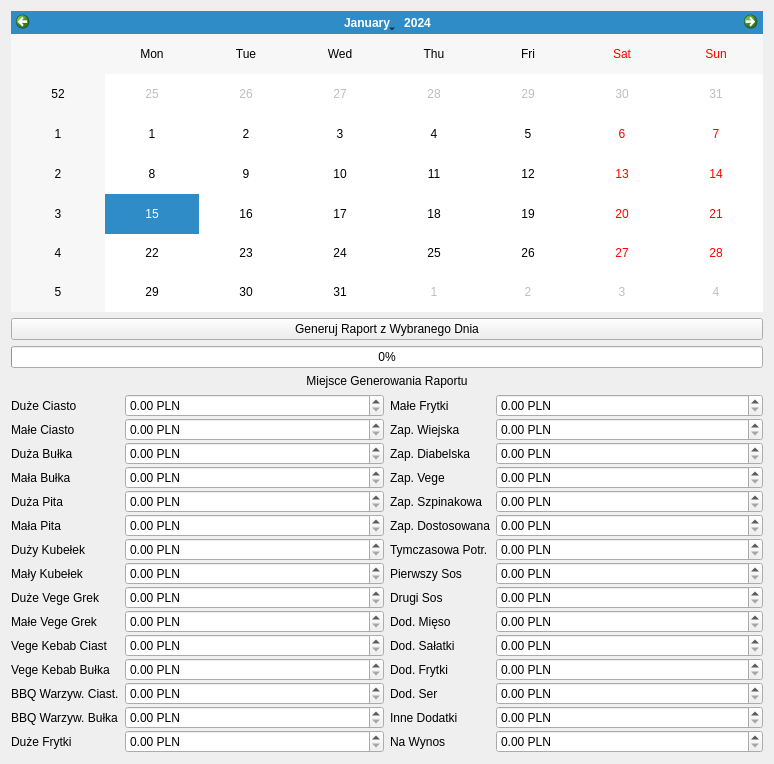
raidgar98/KebabSerwerWithXlsx, file report.ui: the form before one commit.
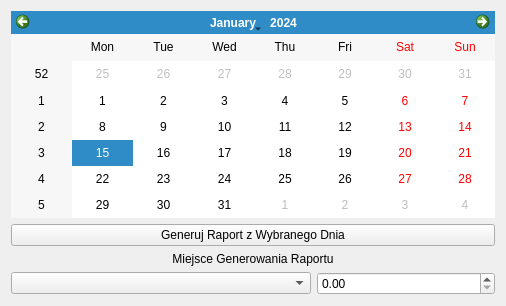
The form after the commit.

Commit message: UI changes and everythink is more automatic. Adding new features is easier

Diff of the .ui file:
```diff
--- a/report.ui
+++ b/report.ui
@@ -6,453 +6,38 @@
    <rect>
     <x>0</x>
     <y>0</y>
-    <width>774</width>
-    <height>764</height>
+    <width>506</width>
+    <height>306</height>
    </rect>
   </property>
   <property name="windowTitle">
    <string>Form</string>
   </property>
   <layout class="QGridLayout" name="gridLayout">
-   <item row="4" column="0">
-    <layout class="QGridLayout" name="gridLayout_2">
+   <item row="0" column="0">
+    <widget class="QCalendarWidget" name="Calendar1">
+     <property name="focusPolicy">
+      <enum>Qt::NoFocus</enum>
+     </property>
+    </widget>
+   </item>
+   <item row="3" column="0">
+    <layout class="QFormLayout" name="formLayout">
+     <property name="sizeConstraint">
+      <enum>QLayout::SetNoConstraint</enum>
+     </property>
      <item row="0" column="0">
-      <layout class="QHBoxLayout" name="horizontalLayout">
-       <item>
-        <layout class="QFormLayout" name="formLayout">
-         <property name="verticalSpacing">
-          <number>1</number>
-         </property>
-         <item row="0" column="0">
-          <widget class="QLabel" name="label_16">
-           <property name="text">
-            <string>Duże Ciasto</string>
-           </property>
-          </widget>
-         </item>
-         <item row="1" column="0">
-          <widget class="QLabel" name="label_14">
-           <property name="text">
-            <string>Małe Ciasto</string>
-           </property>
-          </widget>
-         </item>
-         <item row="2" column="0">
-          <widget class="QLabel" name="label_26">
-           <property name="text">
-            <string>Duża Bułka</string>
-           </property>
-          </widget>
-         </item>
-         <item row="3" column="0">
-          <widget class="QLabel" name="label_8">
-           <property name="text">
-            <string>Mała Bułka</string>
-           </property>
-          </widget>
-         </item>
-         <item row="4" column="0">
-          <widget class="QLabel" name="label_4">
-           <property name="text">
-            <string>Duża Pita</string>
-           </property>
-          </widget>
-         </item>
-         <item row="5" column="0">
-          <widget class="QLabel" name="label_15">
-           <property name="text">
-            <string>Mała Pita</string>
-           </property>
-          </widget>
-         </item>
-         <item row="6" column="0">
-          <widget class="QLabel" name="label_6">
-           <property name="text">
-            <string>Duży Kubełek</string>
-           </property>
-          </widget>
-         </item>
-         <item row="7" column="0">
-          <widget class="QLabel" name="label_2">
-           <property name="text">
-            <string>Mały Kubełek</string>
-           </property>
-          </widget>
-         </item>
-         <item row="8" column="0">
-          <widget class="QLabel" name="label_9">
-           <property name="text">
-            <string>Duże Vege Grek</string>
-           </property>
-          </widget>
-         </item>
-         <item row="9" column="0">
-          <widget class="QLabel" name="label_13">
-           <property name="text">
-            <string>Małe Vege Grek</string>
-           </property>
-          </widget>
-         </item>
-         <item row="10" column="0">
-          <widget class="QLabel" name="label_11">
-           <property name="text">
-            <string>Vege Kebab Ciast</string>
-           </property>
-          </widget>
-         </item>
-         <item row="11" column="0">
-          <widget class="QLabel" name="label_7">
-           <property name="text">
-            <string>Vege Kebab Bułka</string>
-           </property>
-          </widget>
-         </item>
-         <item row="12" column="0">
-          <widget class="QLabel" name="label_17">
-           <property name="text">
-            <string>BBQ Warzyw. Ciast.</string>
-           </property>
-          </widget>
-         </item>
-         <item row="13" column="0">
-          <widget class="QLabel" name="label_12">
-           <property name="text">
-            <string>BBQ Warzyw. Bułka</string>
-           </property>
-          </widget>
-         </item>
-         <item row="14" column="0">
-          <widget class="QLabel" name="label_31">
-           <property name="text">
-            <string>Duże Frytki</string>
-           </property>
-          </widget>
-         </item>
-         <item row="0" column="1">
-          <widget class="QDoubleSpinBox" name="DuzCia">
-           <property name="suffix">
-            <string> PLN</string>
-           </property>
-          </widget>
-         </item>
-         <item row="1" column="1">
-          <widget class="QDoubleSpinBox" name="MalCia">
-           <property name="suffix">
-            <string> PLN</string>
-           </property>
-          </widget>
-         </item>
-         <item row="2" column="1">
-          <widget class="QDoubleSpinBox" name="DuzBul">
-           <property name="suffix">
-            <string> PLN</string>
-           </property>
-          </widget>
-         </item>
-         <item row="3" column="1">
-          <widget class="QDoubleSpinBox" name="MalBul">
-           <property name="suffix">
-            <string> PLN</string>
-           </property>
-          </widget>
-         </item>
-         <item row="4" column="1">
-          <widget class="QDoubleSpinBox" name="DuzPit">
-           <property name="suffix">
-            <string> PLN</string>
-           </property>
-          </widget>
-         </item>
-         <item row="5" column="1">
-          <widget class="QDoubleSpinBox" name="MalPit">
-           <property name="suffix">
-            <string> PLN</string>
-           </property>
-          </widget>
-         </item>
-         <item row="6" column="1">
-          <widget class="QDoubleSpinBox" name="DuzKub">
-           <property name="suffix">
-            <string> PLN</string>
-           </property>
-          </widget>
-         </item>
-         <item row="7" column="1">
-          <widget class="QDoubleSpinBox" name="MalKub">
-           <property name="suffix">
-            <string> PLN</string>
-           </property>
-          </widget>
-         </item>
-         <item row="8" column="1">
-          <widget class="QDoubleSpinBox" name="DuzVegGrek">
-           <property name="suffix">
-            <string> PLN</string>
-           </property>
-          </widget>
-         </item>
-         <item row="9" column="1">
-          <widget class="QDoubleSpinBox" name="MalVegGrek">
-           <property name="suffix">
-            <string> PLN</string>
-           </property>
-          </widget>
-         </item>
-         <item row="10" column="1">
-          <widget class="QDoubleSpinBox" name="VegKebCiast">
-           <property name="suffix">
-            <string> PLN</string>
-           </property>
-          </widget>
-         </item>
-         <item row="11" column="1">
-          <widget class="QDoubleSpinBox" name="VegKebBul">
-           <property name="suffix">
-            <string> PLN</string>
-           </property>
-          </widget>
-         </item>
-         <item row="12" column="1">
-          <widget class="QDoubleSpinBox" name="BBQCia">
-           <property name="suffix">
-            <string> PLN</string>
-           </property>
-          </widget>
-         </item>
-         <item row="13" column="1">
-          <widget class="QDoubleSpinBox" name="BBQBul">
-           <property name="suffix">
-            <string> PLN</string>
-           </property>
-          </widget>
-         </item>
-         <item row="14" column="1">
-          <widget class="QDoubleSpinBox" name="DuzFryt">
-           <property name="suffix">
-            <string> PLN</string>
-           </property>
-          </widget>
-         </item>
-        </layout>
-       </item>
-       <item>
-        <layout class="QFormLayout" name="formLayout_2">
-         <property name="verticalSpacing">
-          <number>1</number>
-         </property>
-         <item row="0" column="0">
-          <widget class="QLabel" name="label_20">
-           <property name="text">
-            <string>Małe Frytki</string>
-           </property>
-          </widget>
-         </item>
-         <item row="1" column="0">
-          <widget class="QLabel" name="label_22">
-           <property name="text">
-            <string>Zap. Wiejska</string>
-           </property>
-          </widget>
-         </item>
-         <item row="2" column="0">
-          <widget class="QLabel" name="label_10">
-           <property name="text">
-            <string>Zap. Diabelska</string>
-           </property>
-          </widget>
-         </item>
-         <item row="3" column="0">
-          <widget class="QLabel" name="label_18">
-           <property name="text">
-            <string>Zap. Vege</string>
-           </property>
-          </widget>
-         </item>
-         <item row="4" column="0">
-          <widget class="QLabel" name="label_25">
-           <property name="text">
-            <string>Zap. Szpinakowa</string>
-           </property>
-          </widget>
-         </item>
-         <item row="5" column="0">
-          <widget class="QLabel" name="label_23">
-           <property name="text">
-            <string>Zap. Dostosowana</string>
-           </property>
-          </widget>
-         </item>
-         <item row="6" column="0">
-          <widget class="QLabel" name="label_27">
-           <property name="text">
-            <string>Tymczasowa Potr.</string>
-           </property>
-          </widget>
-         </item>
-         <item row="7" column="0">
-          <widget class="QLabel" name="label_30">
-           <property name="text">
-            <string>Pierwszy Sos</string>
-           </property>
-          </widget>
-         </item>
-         <item row="8" column="0">
-          <widget class="QLabel" name="label_28">
-           <property name="text">
-            <string>Drugi Sos</string>
-           </property>
-          </widget>
-         </item>
-         <item row="9" column="0">
-          <widget class="QLabel" name="label_29">
-           <property name="text">
-            <string>Dod. Mięso</string>
-           </property>
-          </widget>
-         </item>
-         <item row="10" column="0">
-          <widget class="QLabel" name="label_3">
-           <property name="text">
-            <string>Dod. Sałatki</string>
-           </property>
-          </widget>
-         </item>
-         <item row="11" column="0">
-          <widget class="QLabel" name="label_5">
-           <property name="text">
-            <string>Dod. Frytki</string>
-           </property>
-          </widget>
-         </item>
-         <item row="12" column="0">
-          <widget class="QLabel" name="label_21">
-           <property name="text">
-            <string>Dod. Ser</string>
-           </property>
-          </widget>
-         </item>
-         <item row="13" column="0">
-          <widget class="QLabel" name="label_19">
-           <property name="text">
-            <string>Inne Dodatki</string>
-           </property>
-          </widget>
-         </item>
-         <item row="14" column="0">
-          <widget class="QLabel" name="label_24">
-           <property name="text">
-            <string>Na Wynos</string>
-           </property>
-          </widget>
-         </item>
-         <item row="5" column="1">
-          <widget class="QDoubleSpinBox" name="ZapCust">
-           <property name="suffix">
-            <string> PLN</string>
-           </property>
-          </widget>
-         </item>
-         <item row="4" column="1">
-          <widget class="QDoubleSpinBox" name="ZapSzpin">
-           <property name="suffix">
-            <string> PLN</string>
-           </property>
-          </widget>
-         </item>
-         <item row="3" column="1">
-          <widget class="QDoubleSpinBox" name="ZapVeg">
-           <property name="suffix">
-            <string> PLN</string>
-           </property>
-          </widget>
-         </item>
-         <item row="2" column="1">
-          <widget class="QDoubleSpinBox" name="ZapDiab">
-           <property name="suffix">
-            <string> PLN</string>
-           </property>
-          </widget>
-         </item>
-         <item row="1" column="1">
-          <widget class="QDoubleSpinBox" name="ZapWiej">
-           <property name="suffix">
-            <string> PLN</string>
-           </property>
-          </widget>
-         </item>
-         <item row="0" column="1">
-          <widget class="QDoubleSpinBox" name="MalFryt">
-           <property name="suffix">
-            <string> PLN</string>
-           </property>
-          </widget>
-         </item>
-         <item row="6" column="1">
-          <widget class="QDoubleSpinBox" name="TempDish">
-           <property name="suffix">
-            <string> PLN</string>
-           </property>
-          </widget>
-         </item>
-         <item row="7" column="1">
-          <widget class="QDoubleSpinBox" name="FirstSouce">
-           <property name="suffix">
-            <string> PLN</string>
-           </property>
-          </widget>
-         </item>
-         <item row="8" column="1">
-          <widget class="QDoubleSpinBox" name="SecondSouce">
-           <property name="suffix">
-            <string> PLN</string>
-           </property>
-          </widget>
-         </item>
-         <item row="9" column="1">
-          <widget class="QDoubleSpinBox" name="Meat">
-           <property name="suffix">
-            <string> PLN</string>
-           </property>
-          </widget>
-         </item>
-         <item row="10" column="1">
-          <widget class="QDoubleSpinBox" name="Salad">
-           <property name="suffix">
-            <string> PLN</string>
-           </property>
-          </widget>
-         </item>
-         <item row="11" column="1">
-          <widget class="QDoubleSpinBox" name="Fries">
-           <property name="suffix">
-            <string> PLN</string>
-           </property>
-          </widget>
-         </item>
-         <item row="12" column="1">
-          <widget class="QDoubleSpinBox" name="Cheese">
-           <property name="suffix">
-            <string> PLN</string>
-           </property>
-          </widget>
-         </item>
-         <item row="13" column="1">
-          <widget class="QDoubleSpinBox" name="Extras">
-           <property name="suffix">
-            <string> PLN</string>
-           </property>
-          </widget>
-         </item>
-         <item row="14" column="1">
-          <widget class="QDoubleSpinBox" name="TakeAway">
-           <property name="suffix">
-            <string> PLN</string>
-           </property>
-          </widget>
-         </item>
-        </layout>
-       </item>
-      </layout>
+      <widget class="QComboBox" name="comboBox">
+       <property name="minimumSize">
+        <size>
+         <width>300</width>
+         <height>0</height>
+        </size>
+       </property>
+      </widget>
+     </item>
+     <item row="0" column="1">
+      <widget class="QDoubleSpinBox" name="doubleSpinBox"/>
      </item>
     </layout>
    </item>
@@ -463,7 +48,7 @@
      </property>
     </widget>
    </item>
-   <item row="3" column="0">
+   <item row="2" column="0">
     <widget class="QLabel" name="pathOfSave">
      <property name="text">
       <string>Miejsce Generowania Raportu</string>
@@ -473,20 +58,6 @@
      </property>
     </widget>
    </item>
-   <item row="0" column="0">
-    <widget class="QCalendarWidget" name="Calendar1">
-     <property name="focusPolicy">
-      <enum>Qt::NoFocus</enum>
-     </property>
-    </widget>
-   </item>
-   <item row="2" column="0">
-    <widget class="QProgressBar" name="Bar1">
-     <property name="value">
-      <number>0</number>
-     </property>
-    </widget>
-   </item>
   </layout>
  </widget>
  <tabstops>
```
Left out of the diff: 30 changed lines with no effect on the pictures. The commit also changes 5 other files.
